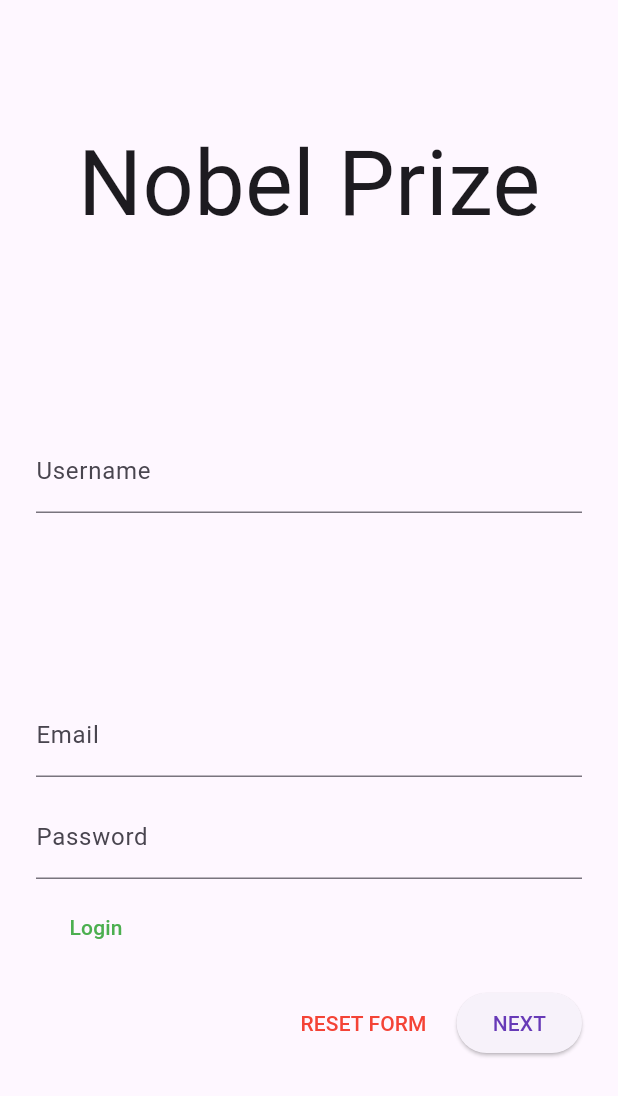
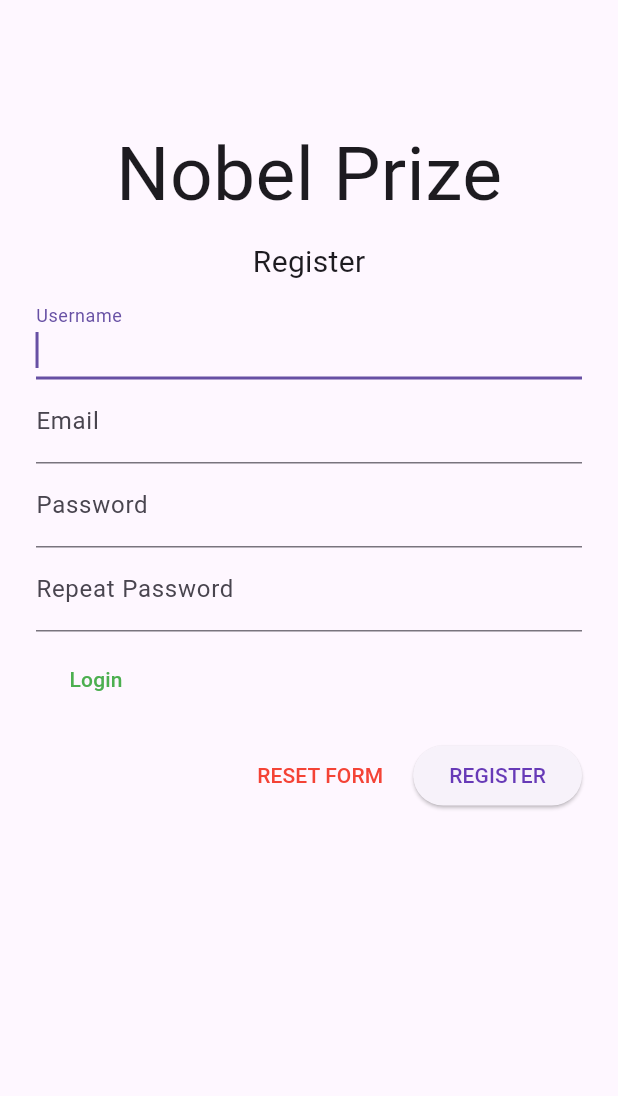
Before and after one commit to diygun/nobel_prize, a Flutter app: the LoginPage screen opened by its route, after a tap on "Register", on a phone screen of 412 x 824 dp. Shown: the top 1096 px of the screen. Run offline on Flutter 3.47's test engine with Material 3 defaults, Android fonts, the light colour scheme and no system bars.

Commit message:
Register form with validation

```diff
--- a/lib/login.dart
+++ b/lib/login.dart
@@ -10,6 +10,7 @@
 class _LoginPageState extends State<LoginPage> {
   final _usernameController = TextEditingController();
   final _passwordController = TextEditingController();
+
   @override
   Widget build(BuildContext context) {
     return Scaffold(
@@ -20,17 +21,21 @@
             const SizedBox(height: 80.0),
             Column(
               children: <Widget>[
-                Text('Nobel Prize', style: TextStyle(fontSize: 60)),
+                Text('Nobel Prize', style: TextStyle(fontSize: 50)),
+                Padding(
+                  padding: const EdgeInsets.only(top: 8.0, bottom: 8.0),
+                  child: Text('Login', style: TextStyle(fontSize: 20)),
+                ),
               ],
             ),
-            const SizedBox(height: 120.0),
+            // const SizedBox(height: 120.0),
             TextField(
               controller: _usernameController,
               decoration: const InputDecoration(
                 labelText: 'Username',
               ),
             ),
-            const SizedBox(height: 12.0),
+            // const SizedBox(height: 12.0),
             TextField(
               controller: _passwordController,
               decoration: const InputDecoration(labelText: 'Password'),
@@ -76,7 +81,20 @@
                   },
                 ),
               ],
-            )
+            ),
+            PopScope<Object?>(
+              canPop: false,
+              onPopInvokedWithResult: (bool didPop, Object? result) async {
+                if (didPop) {
+                  return;
+                }
+                final bool shouldPop = await _showBackDialog() ?? false;
+                if (context.mounted && shouldPop) {
+                  Navigator.pop(context);
+                }
+              },
+              child: Text(''),
+            ),
           ],
         ),
       ),
@@ -116,4 +134,38 @@
       ),
     );
   }
+
+  Future<bool?> _showBackDialog() {
+    return showDialog<bool>(
+      context: context,
+      builder: (BuildContext context) {
+        return AlertDialog(
+          title: const Text('Quitter Nobel Prize?'),
+          content: const Text(
+            'Voulez-vous vraiment quitter Nobel Prize?',
+          ),
+          actions: <Widget>[
+            TextButton(
+              style: TextButton.styleFrom(
+                textStyle: Theme.of(context).textTheme.labelLarge,
+              ),
+              child: const Text('Annuler'),
+              onPressed: () {
+                Navigator.pop(context, false);
+              },
+            ),
+            TextButton(
+              style: TextButton.styleFrom(
+                textStyle: Theme.of(context).textTheme.labelLarge,
+              ),
+              child: const Text('Quitter', style: TextStyle(color: Colors.red)),
+              onPressed: () {
+                Navigator.pop(context, true);
+              },
+            ),
+          ],
+        );
+      },
+    );
+  }
 }
--- a/lib/register.dart
+++ b/lib/register.dart
@@ -1,44 +1,107 @@
 import 'package:flutter/material.dart';
 
-class RegisterPage extends StatelessWidget {
+class RegisterPage extends StatefulWidget {
+  const RegisterPage();
+
+  @override
+  State<RegisterPage> createState() => _RegisterPageState();
+}
+
+class _RegisterPageState extends State<RegisterPage> {
+  final _formKey = GlobalKey<FormState>();
   final _emailController = TextEditingController();
   final _usernameController = TextEditingController();
   final _passwordController = TextEditingController();
+  final _passwordRepeatedController = TextEditingController();
 
   @override
   Widget build(BuildContext context) {
     return Scaffold(
-      body: SafeArea(
+        body: SafeArea(
+      child: Form(
+        key: _formKey,
         child: ListView(
           padding: const EdgeInsets.symmetric(horizontal: 24.0),
           children: <Widget>[
             const SizedBox(height: 80.0),
             Column(
               children: <Widget>[
-                Text('Nobel Prize', style: TextStyle(fontSize: 60)),
+                Text('Nobel Prize', style: TextStyle(fontSize: 50)),
+                Padding(
+                  padding: const EdgeInsets.only(top: 8.0, bottom: 8.0),
+                  child: Text('Register', style: TextStyle(fontSize: 20)),
+                ),
               ],
             ),
-            const SizedBox(height: 120.0),
-            TextField(
+            // const SizedBox(height: 120.0),
+            TextFormField(
               controller: _usernameController,
               decoration: const InputDecoration(
                 labelText: 'Username',
               ),
+              autofocus: true,
+              autovalidateMode: AutovalidateMode.onUnfocus,
+              textInputAction: TextInputAction.next,
+              validator: (value) {
+                if (value == null || value.isEmpty) {
+                  return 'Please enter a username';
+                }
+                return null;
+              },
             ),
-            const SizedBox(height: 120.0),
-            TextField(
+
+            // const SizedBox(height: 120.0),
+            TextFormField(
               controller: _emailController,
               decoration: const InputDecoration(
                 labelText: 'Email',
               ),
+              textInputAction: TextInputAction.next,
+              keyboardType: TextInputType.emailAddress,
+              autovalidateMode: AutovalidateMode.onUnfocus,
+              validator: (value) {
+                if (value == null || value.isEmpty) {
+                  return 'Please enter an email';
+                }
+                final emailRegex = RegExp(r'^[^@]+@[^@]+\.[^@]+');
+                if (!emailRegex.hasMatch(value)) {
+                  return 'Please enter a valid email';
+                }
+                return null;
+              },
             ),
-            const SizedBox(height: 12.0),
-            TextField(
+            // const SizedBox(height: 12.0),
+            TextFormField(
               controller: _passwordController,
               decoration: const InputDecoration(
-                  labelText: 'Password'
+                labelText: 'Password',
               ),
+              textInputAction: TextInputAction.next,
+              autovalidateMode: AutovalidateMode.onUnfocus,
               obscureText: true,
+              validator: (value) {
+                if (value == null || value.isEmpty) {
+                  return 'Please enter a password';
+                }
+                return null;
+              },
+            ),
+            TextFormField(
+              controller: _passwordRepeatedController,
+              decoration: const InputDecoration(
+                labelText: 'Repeat Password',
+              ),
+              textInputAction: TextInputAction.next,
+              autovalidateMode: AutovalidateMode.onUnfocus,
+              obscureText: true,
+              validator: (value) {
+                if (value == null ||
+                    value.isEmpty ||
+                    value != _passwordController.text) {
+                  return 'Please enter a password';
+                }
+                return null;
+              },
             ),
             OverflowBar(alignment: MainAxisAlignment.start, children: <Widget>[
               Padding(
@@ -68,90 +131,24 @@
                 ),
                 ElevatedButton(
                   child: const Text(
-                    'NEXT',
+                    'REGISTER',
                     style: TextStyle(color: Colors.deepPurple),
                   ),
                   onPressed: () {
-                    Navigator.of(context).pushNamed('/home');
-                    // Navigator.pop(context);
+                    if (_formKey.currentState!.validate()) {
+                      ScaffoldMessenger.of(context).showSnackBar(
+                        const SnackBar(content: Text('Processing Data')),
+                      );
+                      Navigator.of(context).pushNamed('/home');
+                      // Navigator.pop(context);
+                    }
                   },
                 ),
               ],
-            )
+            ),
           ],
         ),
       ),
-    );
-
-    return Scaffold(
-      appBar: AppBar(
-        title: Text('Login'),
-      ),
-      body: Center(
-        child: Column(
-          mainAxisSize: MainAxisSize.min,
-          children: <Widget>[
-            Text(
-              'First Page',
-              style: TextStyle(fontSize: 50),
-            ),
-            ElevatedButton(
-              child: Text('Go to second'),
-              onPressed: () {
-                Navigator.of(context).pushNamed('/second',
-                    arguments: 'hello from the first page');
-
-                // Pushing a route directly, WITHOUT using a named route
-                // Navigator.of(context).push(
-                //   // With MaterialPageRoute, you can pass data between pages,
-                //   // but if you have a more complex app, you will quickly get lost.
-                //   MaterialPageRoute(
-                //     builder: (context) =>
-                //         SecondPage(data: 'Hello there from the first page!'),
-                //   ),
-                // );
-              },
-            )
-          ],
-        ),
-      ),
-    );
+    ));
   }
 }
-//
-//     return Scaffold(
-//       appBar: AppBar(
-//         title: Text('Login'),
-//       ),
-//       body: SafeArea(
-//         child: Container(
-//           child: Column(
-//             mainAxisSize: MainAxisSize.min,
-//             children: <Widget>[
-//               Text(
-//                 'Register form',
-//                 style: TextStyle(fontSize: 50),
-//               ),
-//               ElevatedButton(
-//                 child: Text('Se deconnecter'),
-//                 onPressed: () {
-//                   Navigator.of(context).pushNamed('/');
-//
-//                   // Pushing a route directly, WITHOUT using a named route
-//                   // Navigator.of(context).push(
-//                   //   // With MaterialPageRoute, you can pass data between pages,
-//                   //   // but if you have a more complex app, you will quickly get lost.
-//                   //   MaterialPageRoute(
-//                   //     builder: (context) =>
-//                   //         SecondPage(data: 'Hello there from the first page!'),
-//                   //   ),
-//                   // );
-//                 },
-//               )
-//             ],
-//           ),
-//         ),
-//       ),
-//     );
-//   }
-// }
--- a/lib/routegenerator.dart
+++ b/lib/routegenerator.dart
@@ -1,6 +1,5 @@
 import 'package:flutter/material.dart';
 import 'package:nobel_prize/register.dart';
-
 import 'home.dart';
 import 'login.dart';
 
@@ -13,7 +12,9 @@
         return MaterialPageRoute(builder: (_) => LoginPage());
 
       case '/register':
-        return MaterialPageRoute(builder: (_) => RegisterPage());
+        return MaterialPageRoute<void>(
+          builder: (BuildContext context) => const RegisterPage(),
+        );
 
       case '/home':
         return MaterialPageRoute(builder: (_) => HomePage());
@@ -21,7 +22,7 @@
       case '/example-with-args':
         if (args is String) {
           return MaterialPageRoute(
-            builder: (_) => RegisterPage(
+            builder: (_) => LoginPage(
                 // data: args,
                 ),
           );
```
